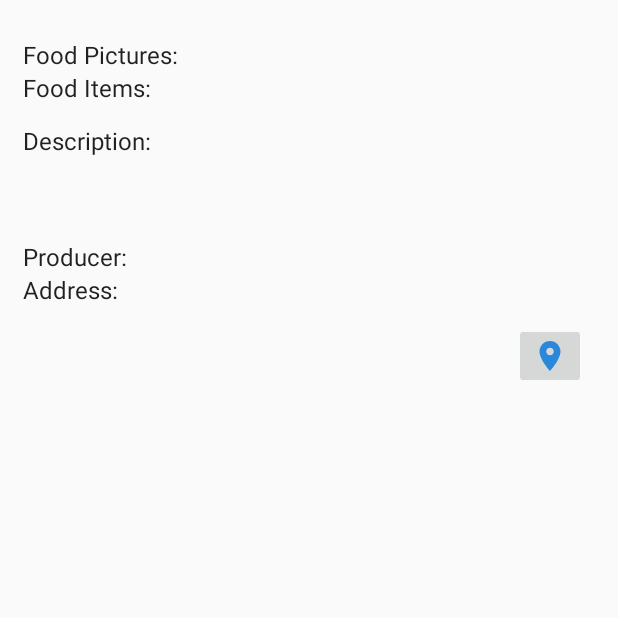
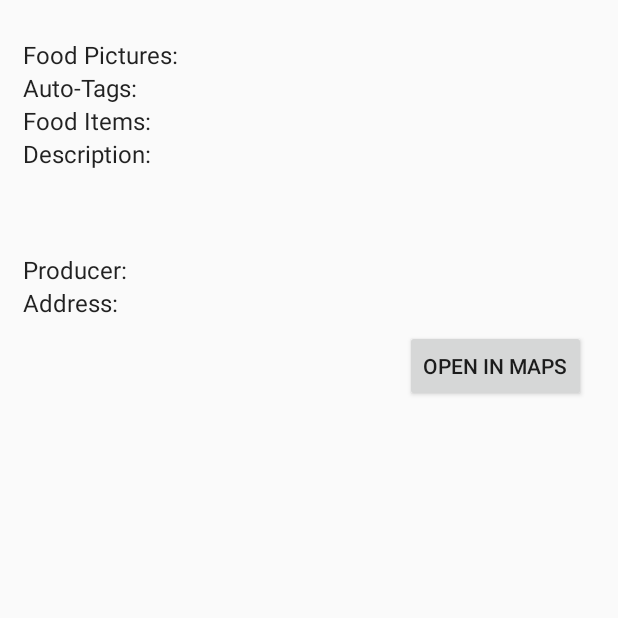
Before and after one commit to MeghanaVKasal/foodSavers, an Android app: the FoodDetailActivity screen opened directly, with no data from a screen before it, on a phone screen of 412 x 824 dp, the top half of it. Run offline under Robolectric (Android 15) with nearby library versions, the phone set to English and light mode, and no system bars; our stand-ins replace Firebase (no records; nobody signed in at launch, a user with empty details on screens opened directly); pictures from the network do not load; 8 statements that could not run were skipped.

Commit message:
made some data loading improvements

```diff
--- a/app/build.gradle
+++ b/app/build.gradle
@@ -43,6 +43,8 @@ dependencies {
 
     implementation 'com.jakewharton:butterknife:8.8.1'
     annotationProcessor 'com.jakewharton:butterknife-compiler:8.8.1'
+    implementation 'com.github.bumptech.glide:glide:4.8.0'
+    annotationProcessor 'com.github.bumptech.glide:compiler:4.8.0'
 
     testImplementation 'junit:junit:4.12'
 }
--- a/app/src/main/java/com/frankegan/foodsavers/ConsumerActivity.java
+++ b/app/src/main/java/com/frankegan/foodsavers/ConsumerActivity.java
@@ -106,9 +106,10 @@ public class ConsumerActivity extends AppCompatActivity
         bundle.putString("bundlePictureURL", post.getPictureURL());
         bundle.putString("bundleLatitude", String.valueOf(post.getLocation().getLatitude()));
         bundle.putString("bundleLongitude", String.valueOf(post.getLocation().getLongitude()));
+        bundle.putString("bundleFoodItems", "posts/" + snap.getId() + "/foodItems");
         List<String> foodList = post.getTags();
-        String foodString = TextUtils.join(" ", foodList);
-        bundle.putString("bundleFoodItems", foodString);
+        String foodString = TextUtils.join(", ", foodList);
+        bundle.putString("bundleTags", foodString);
         bundle.putString("bundleProducer", post.getProducer());
         bundle.putString("bundleDescription", post.getDescription());
         intent.putExtras(bundle);
--- a/app/src/main/java/com/frankegan/foodsavers/FoodDetailActivity.java
+++ b/app/src/main/java/com/frankegan/foodsavers/FoodDetailActivity.java
@@ -1,25 +1,25 @@
 package com.frankegan.foodsavers;
 
 import android.content.Intent;
-import android.graphics.Bitmap;
-import android.graphics.BitmapFactory;
 import android.net.Uri;
-import android.os.AsyncTask;
 import android.os.Bundle;
 import android.support.v7.app.AppCompatActivity;
-import android.util.Log;
 import android.view.View;
-import android.widget.ImageButton;
+import android.widget.Button;
 import android.widget.ImageView;
 import android.widget.TextView;
 
-import java.io.InputStream;
+import com.google.android.gms.tasks.OnSuccessListener;
+import com.google.firebase.firestore.DocumentSnapshot;
+import com.google.firebase.firestore.FirebaseFirestore;
+import com.google.firebase.firestore.QuerySnapshot;
 
-public class FoodDetailActivity extends AppCompatActivity{
-
-    private static final String TAG = "Food Detail";
+public class FoodDetailActivity extends AppCompatActivity {
     String mLatitude;
     String mLongitude;
+
+    FirebaseFirestore firestore = FirebaseFirestore.getInstance();
+
     @Override
     protected void onCreate(Bundle savedInstanceState) {
         super.onCreate(savedInstanceState);
@@ -29,7 +29,8 @@ public class FoodDetailActivity extends AppCompatActivity{
         Bundle bundle = getIntent().getExtras();
 
         String mFoodPicUrl = bundle.getString("bundlePictureURL");
-        String mFooditems = bundle.getString("bundleFoodItems");
+        String foodTags = bundle.getString("bundleTags");
+        String foodItemsCollection = bundle.getString("bundleFoodItems");
         String mDescription = bundle.getString("bundleDescription");
         String mProducer = bundle.getString("bundleProducer");
         String mAddress = bundle.getString("bundleAddress");
@@ -37,18 +38,19 @@ public class FoodDetailActivity extends AppCompatActivity{
         mLongitude = bundle.getString("bundleLongitude");
 
         //Get view handlers
-        ImageView mFoodPicView = (ImageView)findViewById(R.id.food_pic);
-        TextView mFooditemsView = (TextView)findViewById(R.id.food_items);
-        TextView mDescriptionView = (TextView)findViewById(R.id.description);
-        TextView mProducerView = (TextView)findViewById(R.id.producer_name);
-        TextView mAddressView = (TextView)findViewById(R.id.address);
-        ImageButton mMapBtn = (ImageButton)findViewById(R.id.mapMe);
+        ImageView mFoodPicView = findViewById(R.id.food_pic);
+        TextView foodTagView = findViewById(R.id.tags);
+        final TextView foodItemsView = findViewById(R.id.food_items);
+        TextView mDescriptionView = findViewById(R.id.description);
+        final TextView mProducerView = findViewById(R.id.producer_name);
+        TextView mAddressView = findViewById(R.id.address);
+        Button mMapBtn = findViewById(R.id.mapMe);
 
         //Set View handlers
         mMapBtn.setOnClickListener(new View.OnClickListener() {
             @Override
             public void onClick(View v) {
-                Uri gmmIntentUri = Uri.parse("google.navigation:q="+ mLatitude+","+mLongitude +"&mode=d");
+                Uri gmmIntentUri = Uri.parse("google.navigation:q=" + mLatitude + "," + mLongitude + "&mode=d");
                 Intent mapIntent = new Intent(Intent.ACTION_VIEW, gmmIntentUri);
                 mapIntent.setPackage("com.google.android.apps.maps");
                 if (mapIntent.resolveActivity(getPackageManager()) != null) {
@@ -57,38 +59,26 @@ public class FoodDetailActivity extends AppCompatActivity{
             }
         });
 
-        new DownloadImageTask(mFoodPicView)
-                .execute(mFoodPicUrl); //Sets image view from picture url
-        mFooditemsView.setText(mFooditems);
+        GlideApp.with(this)
+                .load(mFoodPicUrl)
+                .override(512)
+                .into(mFoodPicView);
+        foodTagView.setText(foodTags);
         mDescriptionView.setText(mDescription);
-        mProducerView.setText(mProducer);
         mAddressView.setText(mAddress);
 
+        firestore.document(mProducer).get().addOnSuccessListener(new OnSuccessListener<DocumentSnapshot>() {
+            @Override public void onSuccess(DocumentSnapshot documentSnapshot) {
+                mProducerView.setText(documentSnapshot.getString("displayName"));
+            }
+        });
+
+        firestore.collection(foodItemsCollection).get().addOnSuccessListener(new OnSuccessListener<QuerySnapshot>() {
+            @Override public void onSuccess(QuerySnapshot snapshots) {
+                for (DocumentSnapshot d : snapshots.getDocuments()) {
+                    foodItemsView.append(d.getString("name") + ": " + d.getDouble("quantity") + "\n");
+                }
+            }
+        });
     }
-
-    private class DownloadImageTask extends AsyncTask<String, Void, Bitmap> {
-        ImageView bmImage;
-
-        public DownloadImageTask(ImageView bmImage) {
-            this.bmImage = bmImage;
-        }
-
-        protected Bitmap doInBackground(String... urls) {
-            String urldisplay = urls[0];
-            Bitmap mIcon11 = null;
-            try {
-                InputStream in = new java.net.URL(urldisplay).openStream();
-                mIcon11 = BitmapFactory.decodeStream(in);
-            } catch (Exception e) {
-                Log.e("Error", e.getMessage());
-                e.printStackTrace();
-            }
-            return mIcon11;
-        }
-
-        protected void onPostExecute(Bitmap result) {
-            bmImage.setImageBitmap(result);
-        }
-    }
-
 }
--- /dev/null
+++ b/app/src/main/java/com/frankegan/foodsavers/FoodGlideApp.java
@@ -0,0 +1,9 @@
+package com.frankegan.foodsavers;
+
+import com.bumptech.glide.annotation.GlideModule;
+import com.bumptech.glide.module.AppGlideModule;
+
+@GlideModule
+public class FoodGlideApp extends AppGlideModule {
+
+}
--- a/app/src/main/res/layout/activity_food_detail.xml
+++ b/app/src/main/res/layout/activity_food_detail.xml
@@ -46,6 +46,25 @@
             android:orientation="horizontal">
 
             <TextView
+                android:id="@+id/food_tags_label"
+                style="@style/AppTheme.Subheader"
+                android:layout_width="115dp"
+                android:layout_height="wrap_content"
+                android:text="Auto-Tags:" />
+
+            <TextView
+                android:id="@+id/tags"
+                android:layout_width="match_parent"
+                android:layout_height="wrap_content"
+                android:text="" />
+
+        </LinearLayout>
+        <LinearLayout
+            android:layout_width="match_parent"
+            android:layout_height="match_parent"
+            android:orientation="horizontal">
+
+            <TextView
                 android:id="@+id/food_items_label"
                 style="@style/AppTheme.Subheader"
                 android:layout_width="115dp"
@@ -54,9 +73,10 @@
 
             <TextView
                 android:id="@+id/food_items"
-                android:layout_width="270dp"
-                android:layout_height="35dp"
-                android:text="mango" />
+                android:layout_width="match_parent"
+                android:layout_height="wrap_content"
+                android:text="" />
+
         </LinearLayout>
 
         <LinearLayout
@@ -118,7 +138,7 @@
 
     </LinearLayout>
 
-    <ImageButton
+    <Button
         android:id="@+id/mapMe"
         android:layout_width="wrap_content"
         android:layout_height="wrap_content"
@@ -126,5 +146,6 @@
         android:layout_marginRight="16dp"
         app:layout_constraintBottom_toBottomOf="@+id/linearLayout"
         app:layout_constraintEnd_toEndOf="parent"
+        android:text="OPEN IN MAPS"
         app:srcCompat="@drawable/ic_place" />
 </android.support.constraint.ConstraintLayout>
```
